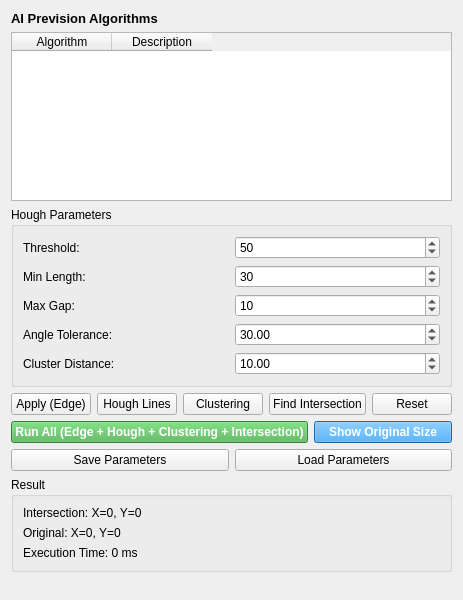
kuks2309/Fito_Prevision, file ui/AIPrevisionWidget.ui: the form before one commit.
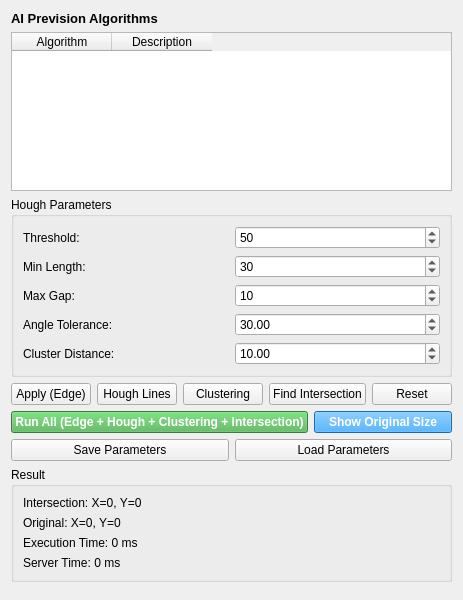
The form after the commit.

Commit message:
Add Halcon Vision Widget and optimize TEED performance
- Add HalconVisionWidget for L-corner Shape Model detection
- Add Halcon license check before Shape Model creation
- Add server time display to AI Prevision Widget
- Optimize image conversion (QImage→cv::Mat at load time)
- Use absolute coordinates for Halcon detection results

🤖 Generated with [Claude Code](https://claude.com/claude-code)

```diff
--- a/ui/AIPrevisionWidget.ui
+++ b/ui/AIPrevisionWidget.ui
@@ -265,6 +265,13 @@
         </property>
        </widget>
       </item>
+      <item>
+       <widget class="QLabel" name="labelServerTime">
+        <property name="text">
+         <string>Server Time: 0 ms</string>
+        </property>
+       </widget>
+      </item>
      </layout>
     </widget>
    </item>
```
The commit also changes 7 other files.
